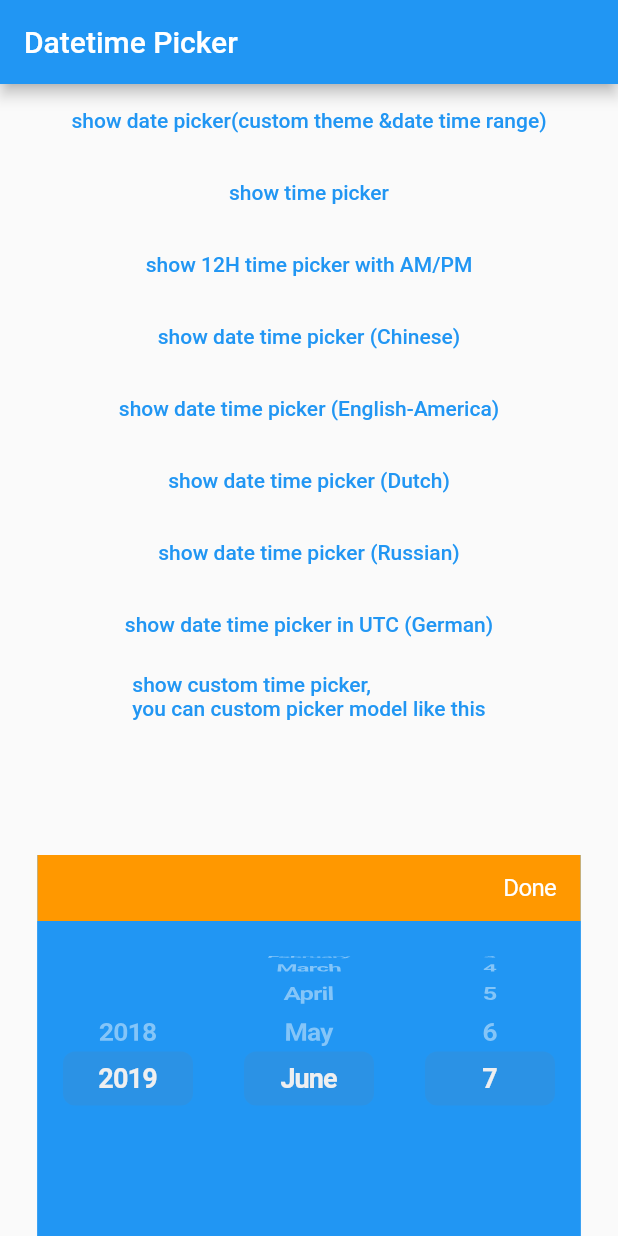
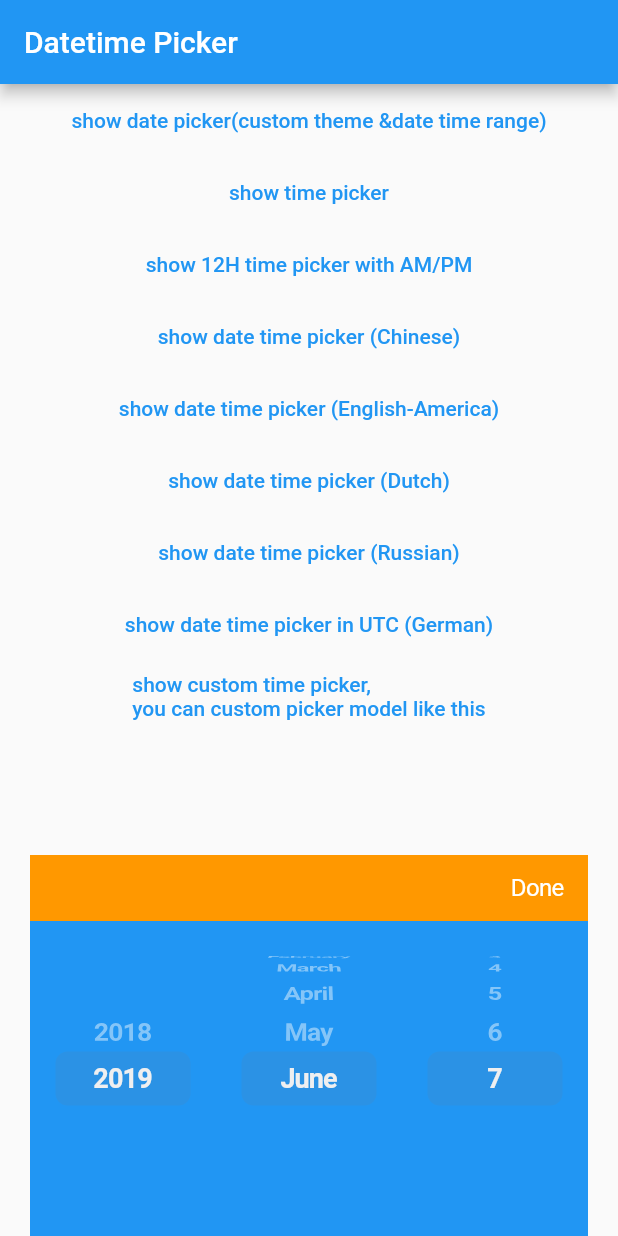
Before and after one commit to BaherAlsaqa/datetime_picker_clone, a Flutter app: the screen it shows after launch, after a tap on "show date picker(custom theme &date time", on a phone screen of 412 x 824 dp. Run offline on Flutter 3.47's test engine with Material 2 defaults, Android fonts, the phone set to English and light mode, and no system bars.

Commit message:
Commit#2

```diff
--- a/lib/flutter_datetime_picker.dart
+++ b/lib/flutter_datetime_picker.dart
@@ -300,7 +300,7 @@ class _DatePickerState extends State<_DatePickerComponent> {
           final double bottomPadding = MediaQuery.of(context).padding.bottom;
           return ClipRect(
             child: Padding(
-              padding: const EdgeInsets.only(left: 25, right: 25),
+              padding: const EdgeInsets.only(left: 20, right: 20),
               child: CustomSingleChildLayout(
                 delegate: _BottomPickerLayout(
                   widget.route.animation!.value,
```
